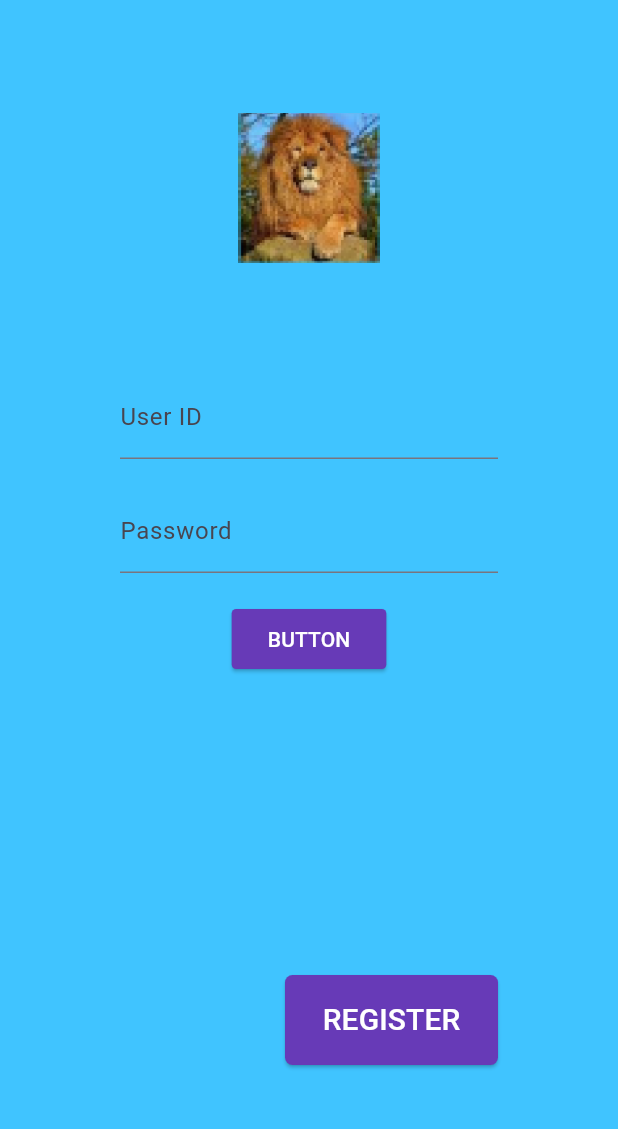
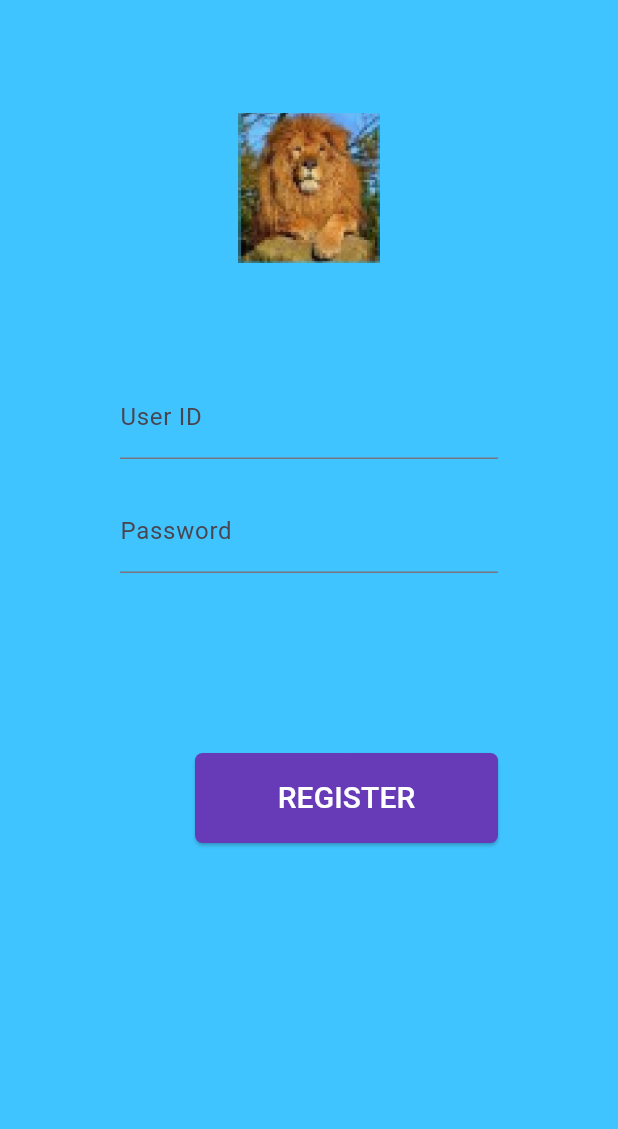
Before and after one commit to MEERABLK/appdev-assignment-2, a Flutter app: the screen it shows after launch, after a tap on "SAVE", on a phone screen of 412 x 824 dp, the part 84-1213 px from its top. Run offline on Flutter 3.47's test engine with Material 3 defaults, Android fonts, the phone set to English and light mode, and no system bars; our stand-ins replace sqflite; accounts and stored records are empty.

Commit message:
comments added and some version changes

```diff
--- a/sqlitedemo/sqlitedemo/lib/task1.dart
+++ b/sqlitedemo/sqlitedemo/lib/task1.dart
@@ -237,24 +237,9 @@ class LoginPage extends StatelessWidget {
 
               Column(
                 children: [
-                  ElevatedButton (
-                    onPressed: (){
-                    },
 
-
-
-
-                    style: ElevatedButton.styleFrom(
-                      backgroundColor: Colors.deepPurple,
-                      shape: RoundedRectangleBorder(
-                          borderRadius: BorderRadius.circular(3)
-                      ),
-
-                    ),
-                    child: Text('BUTTON',style: TextStyle(color: Colors.white),)
-                    ,),
                   Padding(
-                    padding: EdgeInsets.only(top: 200,left: 110),
+                    padding: EdgeInsets.only(top: 100,left: 50),
                     child:
 
                     ElevatedButton (
--- a/sqlitedemo/sqlitedemo/lib/task2.dart
+++ b/sqlitedemo/sqlitedemo/lib/task2.dart
@@ -20,6 +20,7 @@ class MyApp extends StatelessWidget {
 }
 
 class RegisterPage extends StatefulWidget {
+  //create a editable user object that can be null
   final User? editingUser;
 
   const RegisterPage({super.key, this.editingUser});
@@ -41,10 +42,13 @@ class _RegisterPageState extends State<RegisterPage> {
     super.initState();
     initializeDatabase();
 
+    //call from widget the object inside stful class only until not null
     if (widget.editingUser != null) {
+      //the controller fields can be edited with held values
       _idController.text = widget.editingUser!.id.toString();
       _fnameController.text = widget.editingUser!.fname;
       _lnameController.text = widget.editingUser!.lname;
+      //to convert marks in string for taking values for the controller
       _marksController.text = widget.editingUser!.marks.toString();
     }
   }
@@ -69,8 +73,8 @@ class _RegisterPageState extends State<RegisterPage> {
   }
 
   Future<void> updateUser(User user) async {
-    await database!.update('users', user.toMap(),
-        where: 'id = ?', whereArgs: [user.id]);
+    await database!
+        .update('users', user.toMap(), where: 'id = ?', whereArgs: [user.id]);
   }
 
   void clearForm() {
@@ -82,10 +86,13 @@ class _RegisterPageState extends State<RegisterPage> {
 
   @override
   Widget build(BuildContext context) {
+    //storing the object in a variable cannot be null and we call it from
+    //widget because it is still in stful class
     final isEditing = widget.editingUser != null;
 
     return Scaffold(
       appBar: AppBar(
+        //to change title when the user is editing from register to editing user
         title: Text(isEditing ? 'Edit User' : 'Register'),
         backgroundColor: Colors.deepPurpleAccent,
         foregroundColor: Colors.white,
@@ -93,7 +100,7 @@ class _RegisterPageState extends State<RegisterPage> {
       body: Center(
         child: Padding(
           padding: const EdgeInsets.all(80),
-          child: SingleChildScrollView(
+          child: Center(
             child: Column(
               children: [
                 TextField(
@@ -133,9 +140,12 @@ class _RegisterPageState extends State<RegisterPage> {
                     final marks = int.tryParse(_marksController.text) ?? 0;
                     final id = int.tryParse(_idController.text);
 
+                    // first name and lastname cant be empty
                     if (fname.isEmpty || lname.isEmpty) return;
 
+                    //if the widget is being edited
                     if (isEditing) {
+                      //wait for updation until id isnt empty cant be chamged
                       await updateUser(User(
                         id: widget.editingUser!.id,
                         fname: fname,
@@ -145,13 +155,14 @@ class _RegisterPageState extends State<RegisterPage> {
                     } else {
                       await insertUser(
                         User(
+                          //otherwise check if id is not equal to 0 and keep the preious update
                             id: id ?? 0,
                             fname: fname,
                             lname: lname,
                             marks: marks),
                       );
                     }
-
+//clear form when insertion ends
                     clearForm();
 
                     // Move to details page after registering or updating
```
Also changed, not shown: sqlitedemo/sqlitedemo/pubspec.lock, 1 other file. Lines whose indentation alone changed are shown as unchanged.
